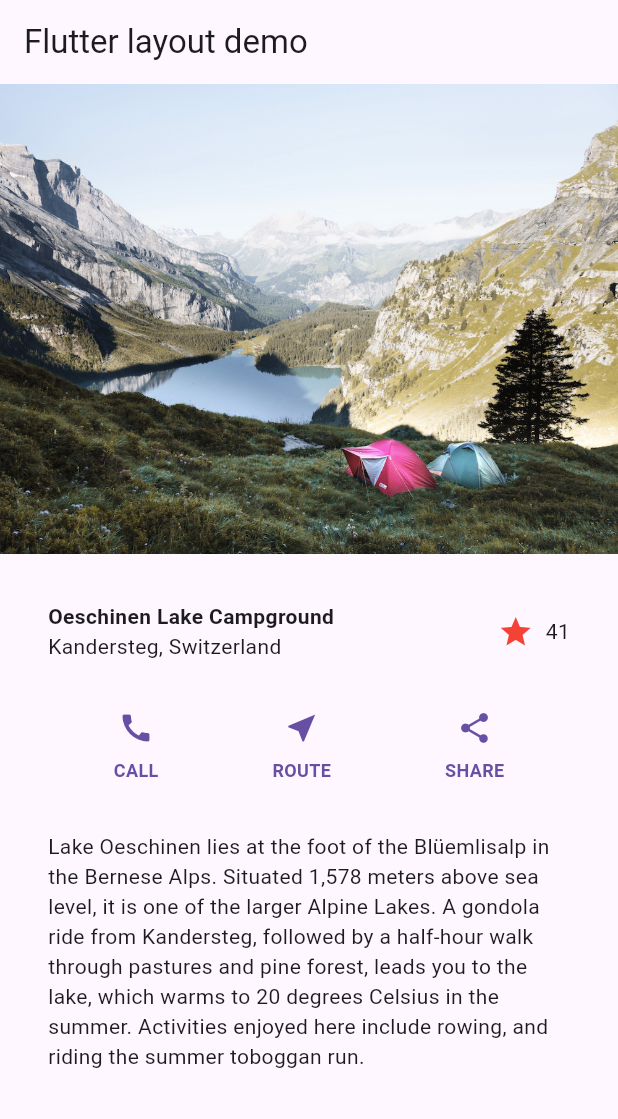
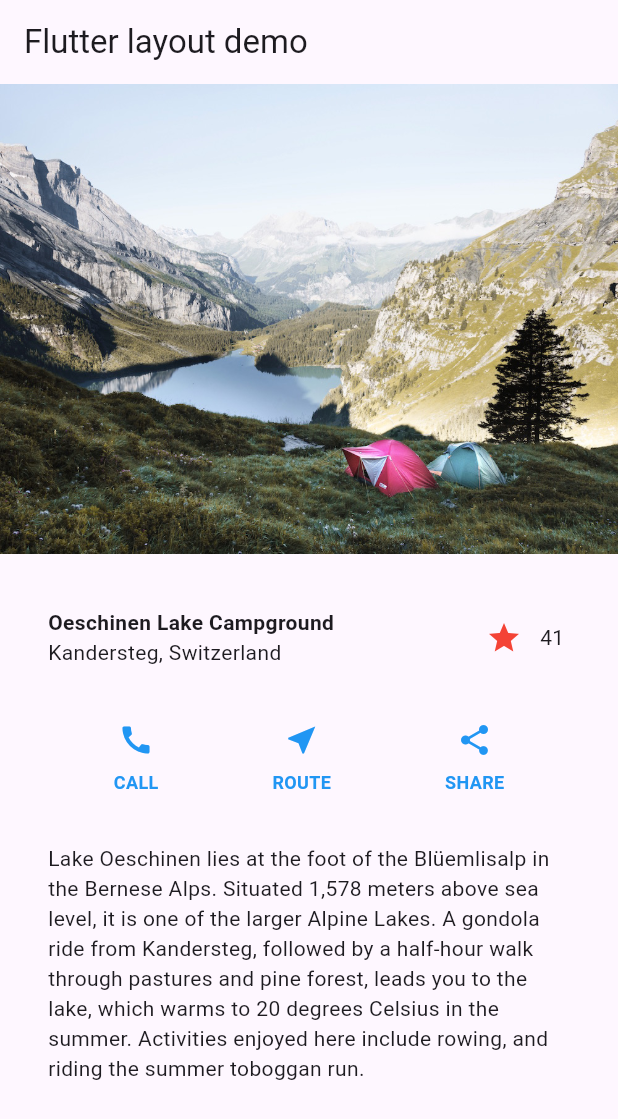
Before and after one commit to quiest2000/flutter-sample-layout, a Flutter app: the screen it shows after launch, on a phone screen of 412 x 824 dp. Shown: the top 1119 px of the screen. Run offline on Flutter 3.47's test engine with Material 3 defaults, Android fonts, the phone set to English and light mode, and no system bars.

Commit message:
apply favorite

```diff
--- a/analysis_options.yaml
+++ b/analysis_options.yaml
@@ -22,7 +22,7 @@ linter:
   # producing the lint.
   rules:
     # avoid_print: false  # Uncomment to disable the `avoid_print` rule
-    # prefer_single_quotes: true  # Uncomment to enable the `prefer_single_quotes` rule
-
+    prefer_single_quotes: true  # Uncomment to enable the `prefer_single_quotes` rule
+    require_trailing_commas: true
 # Additional information about this file can be found at
 # https://dart.dev/guides/language/analysis-options
--- a/lib/main.dart
+++ b/lib/main.dart
@@ -12,6 +12,9 @@
   Widget build(BuildContext context) {
     const String appTitle = 'Flutter layout demo';
     return MaterialApp(
+      theme: ThemeData(
+        primaryColor: Colors.blue,
+      ),
       title: appTitle,
       home: Scaffold(
         appBar: AppBar(
@@ -22,16 +25,18 @@
             children: [
               ImageSection(),
               TitleSection(
-                    name: "Oeschinen Lake Campground",
-                    location: "Kandersteg, Switzerland"),
+                name: 'Oeschinen Lake Campground',
+                location: 'Kandersteg, Switzerland',
+              ),
               ButtonSection(),
               TextSection(
                 description:
                     'Lake Oeschinen lies at the foot of the Blüemlisalp in the Bernese Alps. Situated 1,578 meters above sea level, it is one of the larger Alpine Lakes. A gondola ride from Kandersteg, followed by a half-hour walk through pastures and pine forest, leads you to the lake, which warms to 20 degrees Celsius in the summer. Activities enjoyed here include rowing, and riding the summer toboggan run.',
-                )
+              ),
             ],
           ),
-          )),
+        ),
+      ),
     );
   }
 }
@@ -60,10 +65,7 @@
               ],
             ),
           ),
-          const Padding(
-              padding: EdgeInsets.only(right: 8),
-              child: Icon(Icons.star, color: Colors.red)),
-          const Text('41'),
+          const FavoriteWidget(),
         ],
       ),
     );
@@ -79,17 +81,21 @@
     return Row(
       mainAxisAlignment: MainAxisAlignment.spaceEvenly,
       children: [
-        ButtonWithText(text: "CALL", icon: Icons.call, color: color),
-        ButtonWithText(text: "ROUTE", icon: Icons.near_me, color: color),
-        ButtonWithText(text: "SHARE", icon: Icons.share, color: color),
+        ButtonWithText(text: 'CALL', icon: Icons.call, color: color),
+        ButtonWithText(text: 'ROUTE', icon: Icons.near_me, color: color),
+        ButtonWithText(text: 'SHARE', icon: Icons.share, color: color),
       ],
     );
   }
 }
 
 class ButtonWithText extends StatelessWidget {
-  const ButtonWithText(
-      {super.key, required this.text, required this.icon, required this.color});
+  const ButtonWithText({
+    super.key,
+    required this.text,
+    required this.icon,
+    required this.color,
+  });
 
   final String text;
   final IconData icon;
@@ -101,9 +107,15 @@
         Icon(icon, color: color),
         Padding(
           padding: const EdgeInsets.only(top: 8),
-            child: Text(text,
+          child: Text(
+            text,
             style: TextStyle(
-                    color: color, fontSize: 12, fontWeight: FontWeight.bold))),
+              color: color,
+              fontSize: 12,
+              fontWeight: FontWeight.bold,
+            ),
+          ),
+        ),
       ],
     );
   }
@@ -118,7 +130,8 @@
   Widget build(BuildContext context) {
     return Padding(
       padding: const EdgeInsets.all(32),
-        child: Text(description, softWrap: true));
+      child: Text(description, softWrap: true),
+    );
   }
 }
 
@@ -133,3 +146,40 @@
     );
   }
 }
+
+class FavoriteWidget extends StatefulWidget {
+  const FavoriteWidget({super.key});
+
+  @override
+  _FavoriteWidgetState createState() => _FavoriteWidgetState();
+
+}
+
+class _FavoriteWidgetState extends State<FavoriteWidget> {
+  var _favoriteCount = 41;
+  bool _isFavorited = true;
+
+  void _toggleFavorite() {
+    setState(() {
+      _isFavorited = !_isFavorited;
+      _favoriteCount += _isFavorited ? 1 : -1;
+    });
+  }
+
+  @override
+  Widget build(BuildContext context) {
+    return Row(
+      mainAxisAlignment: MainAxisAlignment.end,
+      children: [
+        IconButton(
+          icon: Icon(
+            _isFavorited ? Icons.star : Icons.star_border,
+            color: Colors.red,
+          ),
+          onPressed: _toggleFavorite,
+        ),
+        SizedBox(width: 20, child: Text('$_favoriteCount')),
+      ],
+    );
+  }
+}
```
Lines whose indentation alone changed are shown as unchanged.
